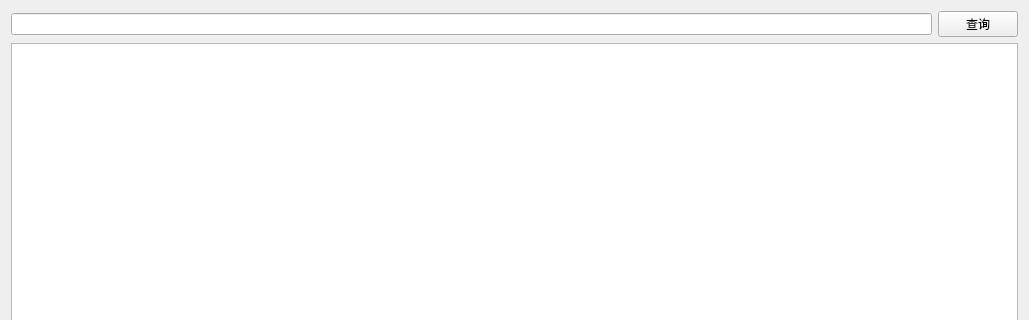
Above: dataAnalysis/datashowtable.ui from xuqingxiangstu/platform before the change; both pictures show x 0 to 1029 and y 0 to 320 of the 1029 by 617 pixel window. Below: the same form after it.
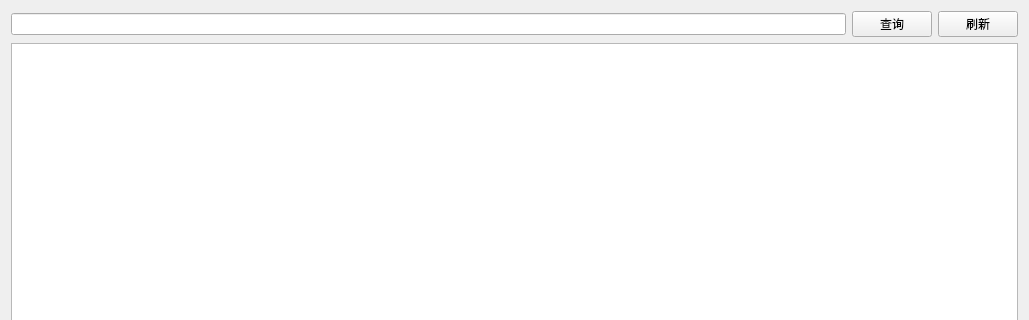
That is the form after the change.

The edit to the form file:
```diff
--- a/dataAnalysis/datashowtable.ui
+++ b/dataAnalysis/datashowtable.ui
@@ -17,7 +17,14 @@
    <item>
     <layout class="QHBoxLayout" name="horizontalLayout">
      <item>
-      <widget class="QLineEdit" name="lineEdit"/>
+      <widget class="QLineEdit" name="lineEdit">
+       <property name="inputMask">
+        <string/>
+       </property>
+       <property name="clearButtonEnabled">
+        <bool>true</bool>
+       </property>
+      </widget>
      </item>
      <item>
       <widget class="QPushButton" name="queryBtn">
@@ -26,6 +33,13 @@
        </property>
       </widget>
      </item>
+     <item>
+      <widget class="QPushButton" name="refreshBtn">
+       <property name="text">
+        <string>刷新</string>
+       </property>
+      </widget>
+     </item>
     </layout>
    </item>
    <item>
```
